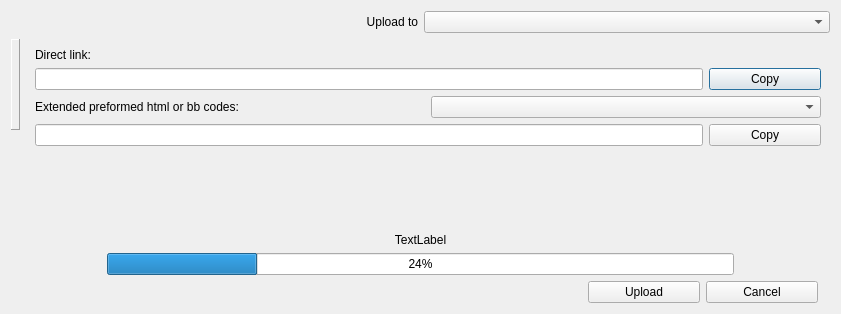
This is src/modules/uploader/dialoguploader.ui in lxqt/screengrab as Qt 5 draws it before an edit. The edited form follows.
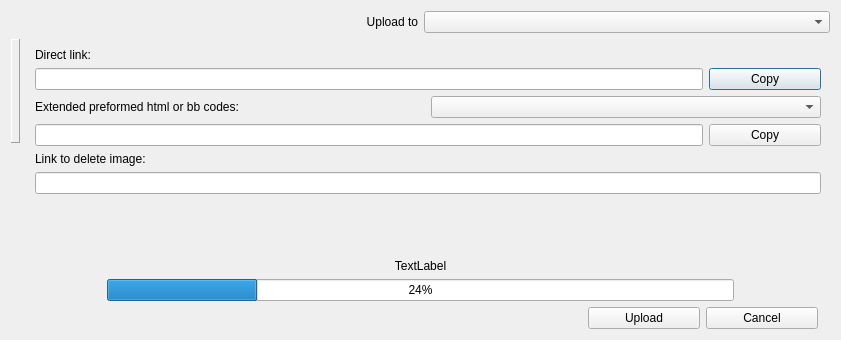
This is the edited form.

Commit message: Move "delete link" (in the window of the result uploading) into separate UI element issue #33

Patch:
```diff
--- a/src/modules/uploader/dialoguploader.ui
+++ b/src/modules/uploader/dialoguploader.ui
@@ -7,7 +7,7 @@
     <x>0</x>
     <y>0</y>
     <width>841</width>
-    <height>314</height>
+    <height>340</height>
    </rect>
   </property>
   <property name="windowTitle">
@@ -139,6 +139,20 @@
            </item>
           </layout>
          </item>
+         <item>
+          <widget class="QLabel" name="labDeleteLink">
+           <property name="text">
+            <string>Link to delete image:</string>
+           </property>
+          </widget>
+         </item>
+         <item>
+          <widget class="QLineEdit" name="editDeleteLink">
+           <property name="readOnly">
+            <bool>true</bool>
+           </property>
+          </widget>
+         </item>
          <item>
           <spacer name="verticalSpacer_2">
            <property name="orientation">
```
Left out of the diff: 2 changed lines with no effect on the pictures. The commit also changes 1 other file.
